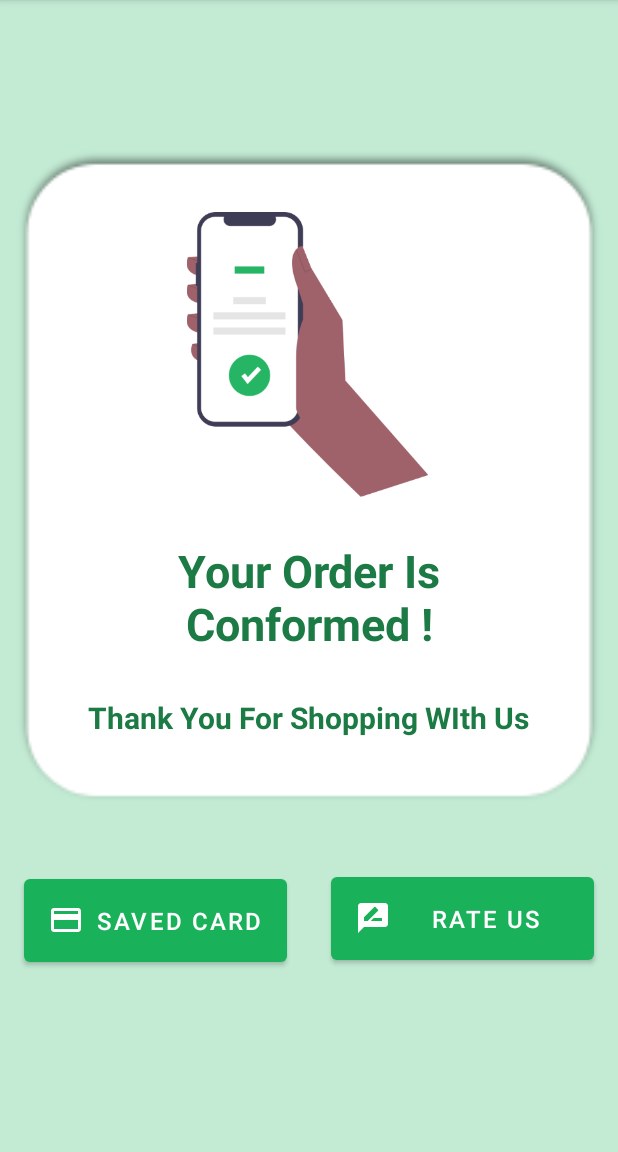
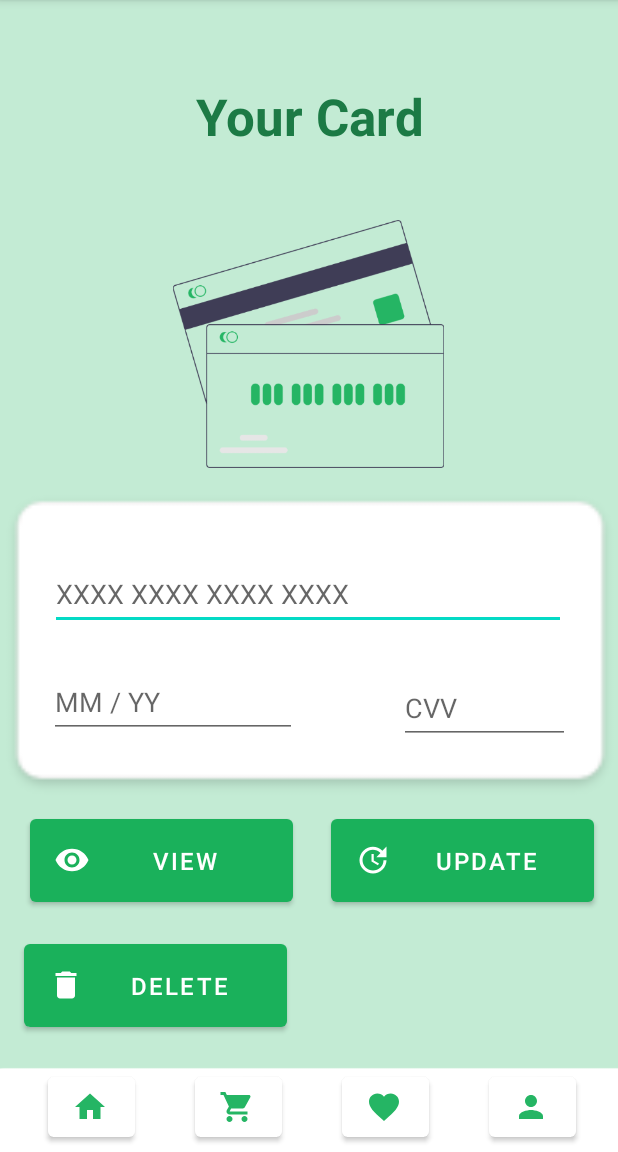
Before and after one commit to Shan-Joel/GreenGo-MAD-Project, an Android app: the screen it shows after launch (completed before the commit, view_card after it), on a phone screen of 412 x 824 dp, the part 84-1236 px from its top. Run offline under Robolectric (Android 15) with nearby library versions, the phone set to English and light mode, and no system bars; our stand-ins replace Firebase (no records; nobody signed in at launch, a user with empty details on screens opened directly).

Commit message:
All UI s with footer

```diff
--- a/app/src/main/AndroidManifest.xml
+++ b/app/src/main/AndroidManifest.xml
@@ -9,6 +9,9 @@
         android:roundIcon="@mipmap/ic_launcher_round"
         android:supportsRtl="true"
         android:theme="@style/Theme.GreenGoMADProject">
+        <activity
+            android:name=".completed"
+            android:exported="true" />
         <activity
             android:name=".card_details"
             android:exported="true" />
@@ -30,7 +33,7 @@
         <activity
             android:name=".SignUp_Form"
             android:exported="true" />
-        <activity android:name=".completed">
+        <activity android:name=".view_card">
             <intent-filter>
                 <action android:name="android.intent.action.MAIN" />
 
--- a/app/src/main/java/com/example/greengomadproject/card_details.java
+++ b/app/src/main/java/com/example/greengomadproject/card_details.java
@@ -15,7 +15,7 @@ public class card_details extends AppCompatActivity {
         setContentView(R.layout.activity_card_details);
 
 
-        final EditText card_number = findViewById(R.id.card_number);
+        final EditText card_number = findViewById(R.id.view_card_number);
         final EditText expiry_date = findViewById(R.id.expiry_date);
         final EditText cvv = findViewById(R.id.cvv);
         Button pay_now_btn = findViewById(R.id.pay_now_btn);
--- /dev/null
+++ b/app/src/main/java/com/example/greengomadproject/view_card.java
@@ -0,0 +1,24 @@
+package com.example.greengomadproject;
+
+import androidx.annotation.NonNull;
+import androidx.appcompat.app.AppCompatActivity;
+
+import android.os.Bundle;
+import android.view.View;
+import android.widget.Button;
+import android.widget.TextView;
+
+import com.google.firebase.database.DataSnapshot;
+import com.google.firebase.database.DatabaseError;
+import com.google.firebase.database.DatabaseReference;
+import com.google.firebase.database.FirebaseDatabase;
+import com.google.firebase.database.ValueEventListener;
+
+public class view_card extends AppCompatActivity {
+
+    @Override
+    protected void onCreate(Bundle savedInstanceState) {
+        super.onCreate(savedInstanceState);
+        setContentView(R.layout.activity_view_card);
+    }
+}
--- /dev/null
+++ b/app/src/main/res/drawable/ic_baseline_home_24.xml
@@ -0,0 +1,5 @@
+<vector android:height="24dp" android:tint="#25B564"
+    android:viewportHeight="24" android:viewportWidth="24"
+    android:width="24dp" xmlns:android="http://schemas.android.com/apk/res/android">
+    <path android:fillColor="@android:color/white" android:pathData="M10,20v-6h4v6h5v-8h3L12,3 2,12h3v8z"/>
+</vector>
--- /dev/null
+++ b/app/src/main/res/drawable/ic_baseline_remove_red_eye_24.xml
@@ -0,0 +1,5 @@
+<vector android:height="24dp" android:tint="#FFFFFF"
+    android:viewportHeight="24" android:viewportWidth="24"
+    android:width="24dp" xmlns:android="http://schemas.android.com/apk/res/android">
+    <path android:fillColor="@android:color/white" android:pathData="M12,4.5C7,4.5 2.73,7.61 1,12c1.73,4.39 6,7.5 11,7.5s9.27,-3.11 11,-7.5c-1.73,-4.39 -6,-7.5 -11,-7.5zM12,17c-2.76,0 -5,-2.24 -5,-5s2.24,-5 5,-5 5,2.24 5,5 -2.24,5 -5,5zM12,9c-1.66,0 -3,1.34 -3,3s1.34,3 3,3 3,-1.34 3,-3 -1.34,-3 -3,-3z"/>
+</vector>
--- /dev/null
+++ b/app/src/main/res/drawable/ic_delete.xml
@@ -0,0 +1,5 @@
+<vector android:height="24dp" android:tint="#FFFFFF"
+    android:viewportHeight="24" android:viewportWidth="24"
+    android:width="24dp" xmlns:android="http://schemas.android.com/apk/res/android">
+    <path android:fillColor="@android:color/white" android:pathData="M6,19c0,1.1 0.9,2 2,2h8c1.1,0 2,-0.9 2,-2V7H6v12zM19,4h-3.5l-1,-1h-5l-1,1H5v2h14V4z"/>
+</vector>
--- /dev/null
+++ b/app/src/main/res/drawable/ic_favorite.xml
@@ -0,0 +1,5 @@
+<vector android:height="24dp" android:tint="#25B564"
+    android:viewportHeight="24" android:viewportWidth="24"
+    android:width="24dp" xmlns:android="http://schemas.android.com/apk/res/android">
+    <path android:fillColor="@android:color/white" android:pathData="M12,21.35l-1.45,-1.32C5.4,15.36 2,12.28 2,8.5 2,5.42 4.42,3 7.5,3c1.74,0 3.41,0.81 4.5,2.09C13.09,3.81 14.76,3 16.5,3 19.58,3 22,5.42 22,8.5c0,3.78 -3.4,6.86 -8.55,11.54L12,21.35z"/>
+</vector>
--- /dev/null
+++ b/app/src/main/res/drawable/ic_person.xml
@@ -0,0 +1,5 @@
+<vector android:height="24dp" android:tint="#25B564"
+    android:viewportHeight="24" android:viewportWidth="24"
+    android:width="24dp" xmlns:android="http://schemas.android.com/apk/res/android">
+    <path android:fillColor="@android:color/white" android:pathData="M12,12c2.21,0 4,-1.79 4,-4s-1.79,-4 -4,-4 -4,1.79 -4,4 1.79,4 4,4zM12,14c-2.67,0 -8,1.34 -8,4v2h16v-2c0,-2.66 -5.33,-4 -8,-4z"/>
+</vector>
--- /dev/null
+++ b/app/src/main/res/drawable/ic_shopping_cart.xml
@@ -0,0 +1,5 @@
+<vector android:height="24dp" android:tint="#25B564"
+    android:viewportHeight="24" android:viewportWidth="24"
+    android:width="24dp" xmlns:android="http://schemas.android.com/apk/res/android">
+    <path android:fillColor="@android:color/white" android:pathData="M7,18c-1.1,0 -1.99,0.9 -1.99,2S5.9,22 7,22s2,-0.9 2,-2 -0.9,-2 -2,-2zM1,2v2h2l3.6,7.59 -1.35,2.45c-0.16,0.28 -0.25,0.61 -0.25,0.96 0,1.1 0.9,2 2,2h12v-2L7.42,15c-0.14,0 -0.25,-0.11 -0.25,-0.25l0.03,-0.12 0.9,-1.63h7.45c0.75,0 1.41,-0.41 1.75,-1.03l3.58,-6.49c0.08,-0.14 0.12,-0.31 0.12,-0.48 0,-0.55 -0.45,-1 -1,-1L5.21,4l-0.94,-2L1,2zM17,18c-1.1,0 -1.99,0.9 -1.99,2s0.89,2 1.99,2 2,-0.9 2,-2 -0.9,-2 -2,-2z"/>
+</vector>
--- /dev/null
+++ b/app/src/main/res/drawable/ic_update.xml
@@ -0,0 +1,5 @@
+<vector android:height="24dp" android:tint="#FFFFFF"
+    android:viewportHeight="24" android:viewportWidth="24"
+    android:width="24dp" xmlns:android="http://schemas.android.com/apk/res/android">
+    <path android:fillColor="@android:color/white" android:pathData="M21,10.12h-6.78l2.74,-2.82c-2.73,-2.7 -7.15,-2.8 -9.88,-0.1c-2.73,2.71 -2.73,7.08 0,9.79s7.15,2.71 9.88,0C18.32,15.65 19,14.08 19,12.1h2c0,1.98 -0.88,4.55 -2.64,6.29c-3.51,3.48 -9.21,3.48 -12.72,0c-3.5,-3.47 -3.53,-9.11 -0.02,-12.58s9.14,-3.47 12.65,0L21,3V10.12zM12.5,8v4.25l3.5,2.08l-0.72,1.21L11,13V8H12.5z"/>
+</vector>
--- a/app/src/main/res/layout/activity_card_details.xml
+++ b/app/src/main/res/layout/activity_card_details.xml
@@ -30,11 +30,11 @@
         android:layout_marginTop="236dp"
         app:layout_constraintEnd_toEndOf="parent"
         app:layout_constraintStart_toStartOf="parent"
-        app:layout_constraintTop_toTopOf="@+id/card_details"
+        app:layout_constraintTop_toTopOf="@+id/your_card"
         app:srcCompat="@drawable/rectangle3" />
 
     <TextView
-        android:id="@+id/card_details"
+        android:id="@+id/your_card"
         android:layout_width="wrap_content"
         android:layout_height="wrap_content"
         android:layout_marginTop="16dp"
@@ -49,13 +49,13 @@
         app:layout_constraintTop_toTopOf="parent" />
 
     <EditText
-        android:id="@+id/card_number"
+        android:id="@+id/view_card_number"
         android:layout_width="351dp"
         android:layout_height="48dp"
         android:layout_marginTop="128dp"
         android:ems="10"
+        android:hint="@string/card_number1"
         android:inputType="textPersonName"
-        android:text="@string/card_number"
         app:layout_constraintEnd_toEndOf="parent"
         app:layout_constraintHorizontal_bias="0.508"
         app:layout_constraintStart_toStartOf="parent"
@@ -67,12 +67,12 @@
         android:layout_height="48dp"
         android:layout_marginTop="16dp"
         android:ems="10"
+        android:hint="Expiry MM / YY"
         android:inputType="textPersonName"
-        android:text="@string/expiry_date"
         app:layout_constraintEnd_toEndOf="parent"
         app:layout_constraintHorizontal_bias="0.154"
         app:layout_constraintStart_toStartOf="parent"
-        app:layout_constraintTop_toBottomOf="@+id/card_number" />
+        app:layout_constraintTop_toBottomOf="@+id/view_card_number" />
 
     <EditText
         android:id="@+id/cvv"
@@ -80,11 +80,11 @@
         android:layout_height="48dp"
         android:layout_marginTop="16dp"
         android:ems="10"
+        android:hint="CVV"
         android:inputType="textPersonName"
-        android:text="@string/cvv"
         app:layout_constraintEnd_toEndOf="parent"
         app:layout_constraintStart_toEndOf="@+id/expiry_date"
-        app:layout_constraintTop_toBottomOf="@+id/card_number" />
+        app:layout_constraintTop_toBottomOf="@+id/view_card_number" />
 
     <ImageView
         android:id="@+id/imageView14"
@@ -107,7 +107,7 @@
         android:textColor="#1C7A45"
         android:textSize="22sp"
         android:textStyle="bold"
-        app:layout_constraintBottom_toTopOf="@+id/card_number"
+        app:layout_constraintBottom_toTopOf="@+id/view_card_number"
         app:layout_constraintEnd_toEndOf="parent"
         app:layout_constraintHorizontal_bias="0.211"
         app:layout_constraintStart_toStartOf="parent"
@@ -126,7 +126,7 @@
         android:textColor="#1C7A45"
         android:textSize="22sp"
         android:textStyle="bold"
-        app:layout_constraintBottom_toTopOf="@+id/card_number"
+        app:layout_constraintBottom_toTopOf="@+id/view_card_number"
         app:layout_constraintEnd_toEndOf="parent"
         app:layout_constraintHorizontal_bias="0.0"
         app:layout_constraintStart_toEndOf="@+id/total"
@@ -145,7 +145,7 @@
         android:textColor="#1C7A45"
         android:textSize="22sp"
         android:textStyle="bold"
-        app:layout_constraintBottom_toTopOf="@+id/card_number"
+        app:layout_constraintBottom_toTopOf="@+id/view_card_number"
         app:layout_constraintEnd_toEndOf="parent"
         app:layout_constraintHorizontal_bias="0.0"
         app:layout_constraintStart_toEndOf="@+id/amont_text"
--- a/app/src/main/res/layout/activity_checkout.xml
+++ b/app/src/main/res/layout/activity_checkout.xml
@@ -39,8 +39,8 @@
         android:drawableLeft="@drawable/ic_address"
         android:drawablePadding="10dp"
         android:ems="10"
+        android:hint="Your Address"
         android:inputType="textPersonName"
-        android:text="@string/enter_address"
         app:layout_constraintBottom_toTopOf="@+id/pay_btn"
         app:layout_constraintEnd_toEndOf="parent"
         app:layout_constraintHorizontal_bias="0.492"
@@ -83,8 +83,8 @@
         android:drawableLeft="@drawable/ic_phone"
         android:drawablePadding="10dp"
         android:ems="10"
+        android:hint="Your Contact Number"
         android:inputType="textPersonName"
-        android:text="@string/phone"
         app:layout_constraintBottom_toTopOf="@+id/pay_btn"
         app:layout_constraintEnd_toEndOf="parent"
         app:layout_constraintHorizontal_bias="0.485"
--- a/app/src/main/res/layout/activity_completed.xml
+++ b/app/src/main/res/layout/activity_completed.xml
@@ -80,7 +80,7 @@
         app:layout_constraintTop_toBottomOf="@+id/thank_you" />
 
     <Button
-        android:id="@+id/saved_cards"
+        android:id="@+id/view_card_btn"
         android:layout_width="175dp"
         android:layout_height="67dp"
         android:layout_marginTop="24dp"
--- /dev/null
+++ b/app/src/main/res/layout/activity_view_card.xml
@@ -0,0 +1,215 @@
+<?xml version="1.0" encoding="utf-8"?>
+<androidx.constraintlayout.widget.ConstraintLayout xmlns:android="http://schemas.android.com/apk/res/android"
+    xmlns:app="http://schemas.android.com/apk/res-auto"
+    xmlns:tools="http://schemas.android.com/tools"
+    android:layout_width="match_parent"
+    android:layout_height="match_parent"
+    android:background="#421AB15B"
+    tools:context=".view_card">
+
+    <Button
+        android:id="@+id/update_btn"
+        android:layout_width="175dp"
+        android:layout_height="67dp"
+        android:layout_marginTop="8dp"
+        android:layout_marginEnd="16dp"
+        android:layout_marginRight="16dp"
+        android:drawableLeft="@drawable/ic_update"
+        android:foregroundGravity="center"
+        android:text="@string/update_btn"
+        android:textSize="16sp"
+        app:layout_constraintEnd_toEndOf="parent"
+        app:layout_constraintTop_toBottomOf="@+id/imageView12" />
+
+    <ImageView
+        android:id="@+id/imageView11"
+        android:layout_width="198dp"
+        android:layout_height="165dp"
+        android:layout_marginTop="16dp"
+        android:layout_marginBottom="16dp"
+        app:layout_constraintBottom_toTopOf="@+id/imageView12"
+        app:layout_constraintEnd_toEndOf="parent"
+        app:layout_constraintHorizontal_bias="0.497"
+        app:layout_constraintStart_toStartOf="parent"
+        app:layout_constraintTop_toTopOf="parent"
+        app:layout_constraintVertical_bias="1.0"
+        app:srcCompat="@drawable/bank_card" />
+
+    <Button
+        android:id="@+id/view_card_btn"
+        android:layout_width="175dp"
+        android:layout_height="67dp"
+        android:layout_marginStart="20dp"
+        android:layout_marginLeft="20dp"
+        android:layout_marginTop="8dp"
+        android:drawableLeft="@drawable/ic_baseline_remove_red_eye_24"
+        android:foregroundGravity="center"
+        android:text="@string/view_card"
+        android:textSize="16sp"
+        app:layout_constraintStart_toStartOf="parent"
+        app:layout_constraintTop_toBottomOf="@+id/imageView12" />
+
+    <Button
+        android:id="@+id/delete_btn"
+        android:layout_width="175dp"
+        android:layout_height="67dp"
+        android:layout_marginStart="16dp"
+        android:layout_marginLeft="16dp"
+        android:layout_marginTop="16dp"
+        android:drawableLeft="@drawable/ic_delete"
+        android:foregroundGravity="center"
+        android:text="@string/delete_btn"
+        android:textSize="16sp"
+        app:layout_constraintStart_toStartOf="parent"
+        app:layout_constraintTop_toBottomOf="@+id/view_card_btn" />
+
+    <ImageView
+        android:id="@+id/imageView12"
+        android:layout_width="428dp"
+        android:layout_height="204dp"
+        android:layout_marginBottom="236dp"
+        app:layout_constraintBottom_toBottomOf="parent"
+        app:layout_constraintEnd_toEndOf="parent"
+        app:layout_constraintHorizontal_bias="0.529"
+        app:layout_constraintStart_toStartOf="parent"
+        app:srcCompat="@drawable/rectangle_two"
+
+        />
+
+    <EditText
+        android:id="@+id/view_card_number"
+        android:layout_width="344dp"
+        android:layout_height="48dp"
+        android:layout_marginTop="44dp"
+        android:ems="10"
+        android:hint="XXXX XXXX XXXX XXXX"
+        android:inputType="textPersonName"
+        app:layout_constraintEnd_toEndOf="parent"
+        app:layout_constraintHorizontal_bias="0.492"
+        app:layout_constraintStart_toStartOf="parent"
+        app:layout_constraintTop_toTopOf="@+id/imageView12" />
+
+    <EditText
+        android:id="@+id/view_exp_date"
+        android:layout_width="165dp"
+        android:layout_height="48dp"
+        android:layout_marginStart="32dp"
+        android:layout_marginLeft="32dp"
+        android:layout_marginTop="24dp"
+        android:layout_marginEnd="16dp"
+        android:layout_marginRight="16dp"
+        android:ems="10"
+        android:hint="MM / YY"
+        android:inputType="textPersonName"
+        app:layout_constraintEnd_toStartOf="@+id/view_cvv"
+        app:layout_constraintHorizontal_bias="0.018"
+        app:layout_constraintStart_toStartOf="parent"
+        app:layout_constraintTop_toBottomOf="@+id/view_card_number" />
+
+    <TextView
+        android:id="@+id/your_card"
+        android:layout_width="wrap_content"
+        android:layout_height="wrap_content"
+        android:layout_marginTop="24dp"
+        android:layout_marginBottom="16dp"
+        android:gravity="center"
+        android:text="@string/your_card"
+        android:textColor="#1C7A45"
+        android:textSize="34sp"
+        android:textStyle="bold"
+        app:layout_constraintBottom_toTopOf="@+id/imageView11"
+        app:layout_constraintEnd_toEndOf="parent"
+        app:layout_constraintStart_toStartOf="parent"
+        app:layout_constraintTop_toTopOf="parent" />
+
+    <EditText
+        android:id="@+id/view_cvv"
+        android:layout_width="114dp"
+        android:layout_height="48dp"
+        android:layout_marginTop="28dp"
+        android:layout_marginEnd="32dp"
+        android:layout_marginRight="32dp"
+        android:ems="10"
+        android:hint="CVV"
+        android:inputType="textPersonName"
+        app:layout_constraintEnd_toEndOf="parent"
+        app:layout_constraintTop_toBottomOf="@+id/view_card_number" />
+
+    <ImageView
+        android:id="@+id/imageView19"
+        android:layout_width="501dp"
+        android:layout_height="124dp"
+        app:layout_constraintEnd_toEndOf="parent"
+        app:layout_constraintStart_toStartOf="parent"
+        app:layout_constraintTop_toBottomOf="@+id/delete_btn"
+        app:srcCompat="@drawable/foot" />
+
+    <Button
+        android:id="@+id/button"
+        android:layout_width="58dp"
+        android:layout_height="52dp"
+        android:layout_marginStart="32dp"
+        android:layout_marginLeft="32dp"
+        android:layout_marginTop="16dp"
+        android:layout_marginBottom="4dp"
+        android:drawableLeft="@drawable/ic_baseline_home_24"
+        app:backgroundTint="#FFFFFF"
+        app:layout_constraintBottom_toBottomOf="parent"
+        app:layout_constraintStart_toStartOf="parent"
+        app:layout_constraintTop_toTopOf="@+id/imageView19"
+        app:layout_constraintVertical_bias="1.0"
+        app:rippleColor="#00FFFFFF"
+        tools:ignore="SpeakableTextPresentCheck" />
+
+    <Button
+        android:id="@+id/button2"
+        android:layout_width="58dp"
+        android:layout_height="52dp"
+        android:layout_marginStart="40dp"
+        android:layout_marginLeft="40dp"
+        android:layout_marginTop="16dp"
+        android:layout_marginBottom="4dp"
+        android:drawableLeft="@drawable/ic_shopping_cart"
+        app:backgroundTint="#FFFFFF"
+        app:layout_constraintBottom_toBottomOf="parent"
+        app:layout_constraintStart_toEndOf="@+id/button"
+        app:layout_constraintTop_toTopOf="@+id/imageView19"
+        app:layout_constraintVertical_bias="1.0"
+        tools:ignore="SpeakableTextPresentCheck" />
+
+    <Button
+        android:id="@+id/button3"
+        android:layout_width="58dp"
+        android:layout_height="52dp"
+        android:layout_marginStart="16dp"
+        android:layout_marginLeft="16dp"
+        android:layout_marginTop="16dp"
+        android:layout_marginEnd="16dp"
+        android:layout_marginRight="16dp"
+        android:layout_marginBottom="4dp"
+        android:drawableLeft="@drawable/ic_favorite"
+        app:backgroundTint="#FFFFFF"
+        app:layout_constraintBottom_toBottomOf="parent"
+        app:layout_constraintEnd_toStartOf="@+id/button4"
+        app:layout_constraintStart_toEndOf="@+id/button2"
+        app:layout_constraintTop_toTopOf="@+id/imageView19"
+        app:layout_constraintVertical_bias="1.0"
+        tools:ignore="SpeakableTextPresentCheck" />
+
+    <Button
+        android:id="@+id/button4"
+        android:layout_width="58dp"
+        android:layout_height="52dp"
+        android:layout_marginTop="16dp"
+        android:layout_marginEnd="28dp"
+        android:layout_marginRight="28dp"
+        android:layout_marginBottom="4dp"
+        android:drawableLeft="@drawable/ic_person"
+        app:backgroundTint="#FFFFFF"
+        app:layout_constraintBottom_toBottomOf="parent"
+        app:layout_constraintEnd_toEndOf="parent"
+        app:layout_constraintTop_toTopOf="@+id/imageView19"
+        app:layout_constraintVertical_bias="1.0"
+        tools:ignore="SpeakableTextPresentCheck" />
+
+</androidx.constraintlayout.widget.ConstraintLayout>
--- a/app/src/main/res/values/strings.xml
+++ b/app/src/main/res/values/strings.xml
@@ -33,4 +33,9 @@
     <string name="thank_you">Thank You For Shopping WIth Us</string>
     <string name="saved_cards">Saved Card</string>
     <string name="review">Rate Us</string>
+    <string name="card_number1">Card Number</string>
+    <string name="view_card">View</string>
+    <string name="update_btn">Update</string>
+    <string name="delete_btn">Delete</string>
+    <string name="your_card">Your Card</string>
 </resources>
```
Also changed, not shown: app/src/main/res/drawable-xhdpi/bank_card.png (added), app/src/main/res/drawable-xhdpi/foot.png (added).
